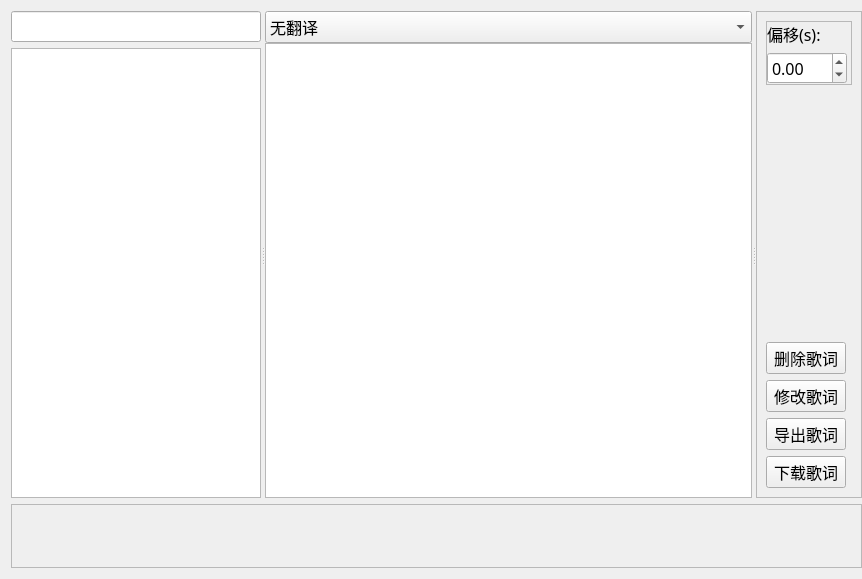
Old version of the form SpotifyLyricWindow/resource/ui/ui_file/LyricsManagePage.ui in the repository Mai-icy/Spotify-lyrics-window.
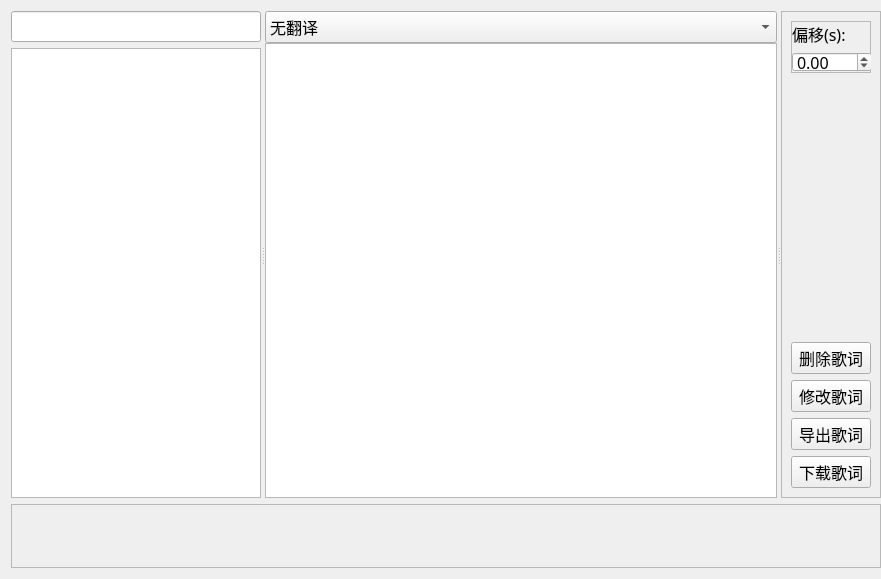
New version of the form. Custom widgets are drawn as their Qt base class.

Diff of the .ui file:
```diff
--- a/SpotifyLyricWindow/resource/ui/ui_file/LyricsManagePage.ui
+++ b/SpotifyLyricWindow/resource/ui/ui_file/LyricsManagePage.ui
@@ -6,7 +6,7 @@
    <rect>
     <x>0</x>
     <y>0</y>
-    <width>862</width>
+    <width>881</width>
     <height>579</height>
    </rect>
   </property>
@@ -240,7 +240,7 @@
      <widget class="QFrame" name="managebuttons_frame">
       <property name="maximumSize">
        <size>
-        <width>106</width>
+        <width>100</width>
         <height>16777215</height>
        </size>
       </property>
@@ -284,7 +284,7 @@
             <property name="minimumSize">
              <size>
               <width>80</width>
-              <height>32</height>
+              <height>20</height>
              </size>
             </property>
             <property name="maximumSize">
@@ -478,7 +478,7 @@
        </widget>
       </item>
       <item row="0" column="0" rowspan="2">
-       <widget class="PixmapLabel" name="image_label">
+       <widget class="QLabel" name="image_label">
         <property name="minimumSize">
          <size>
           <width>64</width>
@@ -532,11 +532,6 @@
    <extends>QComboBox</extends>
    <header>qfluentwidgets.h</header>
   </customwidget>
-  <customwidget>
-   <class>PixmapLabel</class>
-   <extends>QLabel</extends>
-   <header>qfluentwidgets.h</header>
-  </customwidget>
  </customwidgets>
  <resources/>
  <connections/>
```
